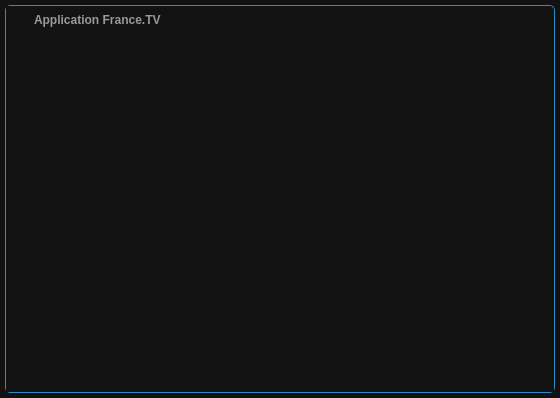
Before: the Qt Designer form framelesswindow/framelesswindow.ui in Paullux/FranceTV, drawn with Qt 5.
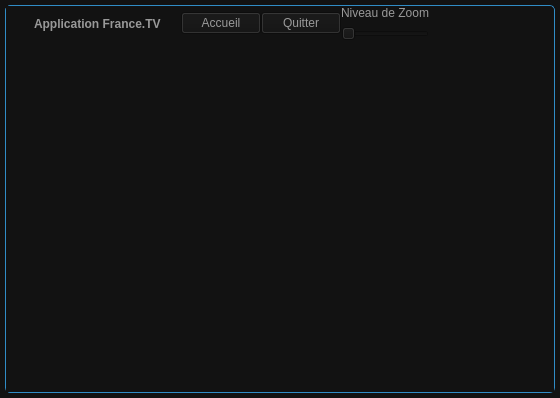
After: the same form once the commit is applied. Icons and pictures are not drawn. Custom widgets are drawn as their Qt base class.

The edit to the form file:
```diff
--- a/framelesswindow/framelesswindow.ui
+++ b/framelesswindow/framelesswindow.ui
@@ -79,7 +79,7 @@
         <property name="styleSheet">
          <string notr="true">#windowTitlebar{border: 0px none palette(base); border-top-left-radius:5px; border-top-right-radius:5px; background-color:#121212; height:20px;}</string>
         </property>
-        <layout class="QHBoxLayout" name="horizontalLayout" stretch="0,0,1,0,0,0,0">
+        <layout class="QHBoxLayout" name="horizontalLayout" stretch="0,0,0,0,0,0,0,0,0,0,0,0">
          <property name="spacing">
           <number>0</number>
          </property>
@@ -156,6 +156,79 @@
            </property>
           </widget>
          </item>
+         <item>
+          <spacer name="horizontalSpacer">
+           <property name="orientation">
+            <enum>Qt::Horizontal</enum>
+           </property>
+           <property name="sizeHint" stdset="0">
+            <size>
+             <width>40</width>
+             <height>20</height>
+            </size>
+           </property>
+          </spacer>
+         </item>
+         <item>
+          <widget class="QPushButton" name="HomeButton">
+           <property name="styleSheet">
+            <string notr="true">color:rgb(153,153,153);</string>
+           </property>
+           <property name="text">
+            <string>Accueil</string>
+           </property>
+          </widget>
+         </item>
+         <item>
+          <widget class="QPushButton" name="QuitButton">
+           <property name="styleSheet">
+            <string notr="true">color:rgb(153,153,153);</string>
+           </property>
+           <property name="text">
+            <string>Quitter</string>
+           </property>
+          </widget>
+         </item>
+         <item>
+          <layout class="QVBoxLayout" name="verticalLayout_4">
+           <item>
+            <widget class="QLabel" name="TexteSliderZoom">
+             <property name="styleSheet">
+              <string notr="true">color:rgb(153,153,153);</string>
+             </property>
+             <property name="text">
+              <string>Niveau de Zoom</string>
+             </property>
+             <property name="alignment">
+              <set>Qt::AlignCenter</set>
+             </property>
+            </widget>
+           </item>
+           <item>
+            <widget class="QSlider" name="SliderZoom">
+             <property name="styleSheet">
+              <string notr="true">color:rgb(153,153,153);</string>
+             </property>
+             <property name="orientation">
+              <enum>Qt::Horizontal</enum>
+             </property>
+            </widget>
+           </item>
+          </layout>
+         </item>
+         <item>
+          <spacer name="horizontalSpacer_2">
+           <property name="orientation">
+            <enum>Qt::Horizontal</enum>
+           </property>
+           <property name="sizeHint" stdset="0">
+            <size>
+             <width>40</width>
+             <height>20</height>
+            </size>
+           </property>
+          </spacer>
+         </item>
          <item>
           <widget class="QToolButton" name="minimizeButton">
            <property name="font">
```
